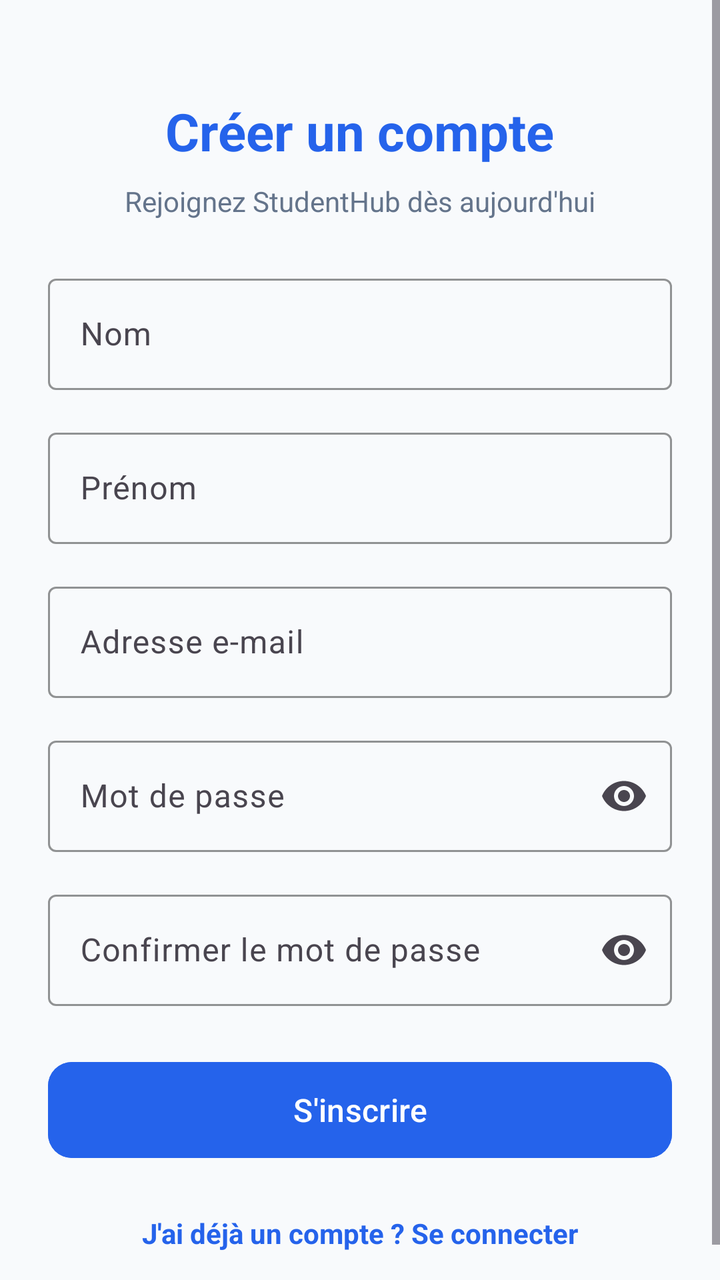
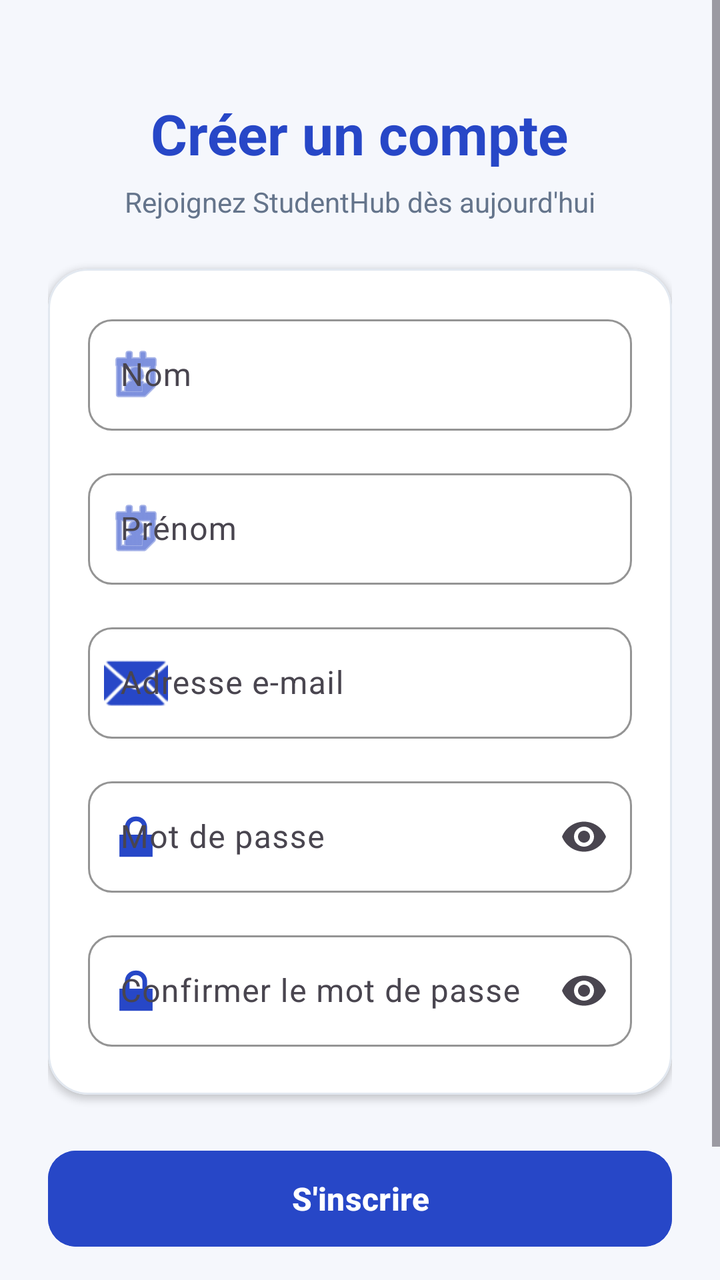

Screens rendered from an Android XML layout before and after an edit, with the pre-edit source and the edit as a unified diff.
<!-- AndroidManifest.xml: application theme Theme.StudentHub -->
<!-- res/layout/activity_register.xml -->
<?xml version="1.0" encoding="utf-8"?>
<ScrollView xmlns:android="http://schemas.android.com/apk/res/android"
    xmlns:app="http://schemas.android.com/apk/res-auto"
    xmlns:tools="http://schemas.android.com/tools"
    android:layout_width="match_parent"
    android:layout_height="match_parent"
    android:fillViewport="true"
    android:background="@color/background"
    tools:context=".RegisterActivity">

    <LinearLayout
        android:layout_width="match_parent"
        android:layout_height="wrap_content"
        android:orientation="vertical"
        android:padding="24dp"
        android:gravity="center_horizontal">

        <TextView
            android:layout_width="wrap_content"
            android:layout_height="wrap_content"
            android:text="Créer un compte"
            android:textSize="26sp"
            android:textStyle="bold"
            android:textColor="@color/primary"
            android:layout_marginTop="24dp"
            android:layout_marginBottom="8dp" />

        <TextView
            android:layout_width="wrap_content"
            android:layout_height="wrap_content"
            android:text="Rejoignez StudentHub dès aujourd'hui"
            android:textSize="14sp"
            android:textColor="@color/text_secondary"
            android:layout_marginBottom="24dp" />

        
        <com.google.android.material.textfield.TextInputLayout
            android:layout_width="match_parent"
            android:layout_height="wrap_content"
            android:layout_marginBottom="16dp"
            style="@style/Widget.Material3.TextInputLayout.OutlinedBox"
            app:boxStrokeColor="@color/primary"
            app:hintTextColor="@color/primary"
            android:hint="Nom">

            <com.google.android.material.textfield.TextInputEditText
                android:id="@+id/etRegisterNom"
                android:layout_width="match_parent"
                android:layout_height="wrap_content"
                android:inputType="textPersonName"
                android:maxLines="1" />

        </com.google.android.material.textfield.TextInputLayout>

        
        <com.google.android.material.textfield.TextInputLayout
            android:layout_width="match_parent"
            android:layout_height="wrap_content"
            android:layout_marginBottom="16dp"
            style="@style/Widget.Material3.TextInputLayout.OutlinedBox"
            app:boxStrokeColor="@color/primary"
            app:hintTextColor="@color/primary"
            android:hint="Prénom">

            <com.google.android.material.textfield.TextInputEditText
                android:id="@+id/etRegisterPrenom"
                android:layout_width="match_parent"
                android:layout_height="wrap_content"
                android:inputType="textPersonName"
                android:maxLines="1" />

        </com.google.android.material.textfield.TextInputLayout>

        
        <com.google.android.material.textfield.TextInputLayout
            android:layout_width="match_parent"
            android:layout_height="wrap_content"
            android:layout_marginBottom="16dp"
            style="@style/Widget.Material3.TextInputLayout.OutlinedBox"
            app:boxStrokeColor="@color/primary"
            app:hintTextColor="@color/primary"
            android:hint="Adresse e-mail">

            <com.google.android.material.textfield.TextInputEditText
                android:id="@+id/etRegisterEmail"
                android:layout_width="match_parent"
                android:layout_height="wrap_content"
                android:inputType="textEmailAddress"
                android:maxLines="1" />

        </com.google.android.material.textfield.TextInputLayout>

        
        <com.google.android.material.textfield.TextInputLayout
            android:layout_width="match_parent"
            android:layout_height="wrap_content"
            android:layout_marginBottom="16dp"
            style="@style/Widget.Material3.TextInputLayout.OutlinedBox"
            app:boxStrokeColor="@color/primary"
            app:hintTextColor="@color/primary"
            app:endIconMode="password_toggle"
            android:hint="Mot de passe">

            <com.google.android.material.textfield.TextInputEditText
                android:id="@+id/etRegisterPassword"
                android:layout_width="match_parent"
                android:layout_height="wrap_content"
                android:inputType="textPassword"
                android:maxLines="1" />

        </com.google.android.material.textfield.TextInputLayout>

        
        <com.google.android.material.textfield.TextInputLayout
            android:layout_width="match_parent"
            android:layout_height="wrap_content"
            android:layout_marginBottom="24dp"
            style="@style/Widget.Material3.TextInputLayout.OutlinedBox"
            app:boxStrokeColor="@color/primary"
            app:hintTextColor="@color/primary"
            app:endIconMode="password_toggle"
            android:hint="Confirmer le mot de passe">

            <com.google.android.material.textfield.TextInputEditText
                android:id="@+id/etRegisterConfirmPassword"
                android:layout_width="match_parent"
                android:layout_height="wrap_content"
                android:inputType="textPassword"
                android:maxLines="1" />

        </com.google.android.material.textfield.TextInputLayout>

        
        <com.google.android.material.button.MaterialButton
            android:id="@+id/btnRegister"
            android:layout_width="match_parent"
            android:layout_height="56dp"
            android:text="S'inscrire"
            android:textSize="16sp"
            app:cornerRadius="12dp"
            android:backgroundTint="@color/primary"
            android:layout_marginBottom="16dp" />

        
        <TextView
            android:id="@+id/tvGoToLogin"
            android:layout_width="wrap_content"
            android:layout_height="wrap_content"
            android:text="J'ai déjà un compte ? Se connecter"
            android:textColor="@color/primary"
            android:textSize="14sp"
            android:textStyle="bold"
            android:padding="8dp" />

    </LinearLayout>
</ScrollView>
<!-- resources referenced by this layout -->
<resources>
  <color name="background">#F8FAFC</color>
  <color name="primary">#2563EB</color>
  <color name="text_secondary">#64748B</color>
  <style name="Theme.StudentHub" parent="Base.Theme.StudentHub" />
  <style name="Base.Theme.StudentHub" parent="Theme.Material3.DayNight.NoActionBar">
          <item name="colorPrimary">@color/primary</item>
          <item name="colorPrimaryDark">@color/primary_dark</item>
          <item name="colorSecondary">@color/accent</item>
          <item name="android:colorBackground">@color/background</item>
      </style>
  <color name="primary_dark">#1E40AF</color>
  <color name="accent">#10B981</color>
</resources>

<!-- the commit's change to res/layout/activity_register.xml (unified diff, before → after) -->
@@ -19,11 +19,11 @@
             android:layout_width="wrap_content"
             android:layout_height="wrap_content"
             android:text="Créer un compte"
-            android:textSize="26sp"
+            android:textSize="28sp"
             android:textStyle="bold"
             android:textColor="@color/primary"
             android:layout_marginTop="24dp"
-            android:layout_marginBottom="8dp" />
+            android:layout_marginBottom="6dp" />
 
         <TextView
             android:layout_width="wrap_content"
@@ -34,101 +34,156 @@
             android:layout_marginBottom="24dp" />
 
         
-        <com.google.android.material.textfield.TextInputLayout
+        <com.google.android.material.card.MaterialCardView
             android:layout_width="match_parent"
             android:layout_height="wrap_content"
-            android:layout_marginBottom="16dp"
-            style="@style/Widget.Material3.TextInputLayout.OutlinedBox"
-            app:boxStrokeColor="@color/primary"
-            app:hintTextColor="@color/primary"
-            android:hint="Nom">
-
-            <com.google.android.material.textfield.TextInputEditText
-                android:id="@+id/etRegisterNom"
+            android:layout_marginBottom="24dp"
+            app:cardCornerRadius="20dp"
+            app:cardElevation="2dp"
+            app:strokeWidth="1dp"
+            app:strokeColor="@color/borders"
+            app:cardBackgroundColor="@color/card_background">
+
+            <LinearLayout
                 android:layout_width="match_parent"
                 android:layout_height="wrap_content"
-                android:inputType="textPersonName"
-                android:maxLines="1" />
-
-        </com.google.android.material.textfield.TextInputLayout>
-
-        
-        <com.google.android.material.textfield.TextInputLayout
-            android:layout_width="match_parent"
-            android:layout_height="wrap_content"
-            android:layout_marginBottom="16dp"
-            style="@style/Widget.Material3.TextInputLayout.OutlinedBox"
-            app:boxStrokeColor="@color/primary"
-            app:hintTextColor="@color/primary"
-            android:hint="Prénom">
-
-            <com.google.android.material.textfield.TextInputEditText
-                android:id="@+id/etRegisterPrenom"
-                android:layout_width="match_parent"
-                android:layout_height="wrap_content"
-                android:inputType="textPersonName"
-                android:maxLines="1" />
-
-        </com.google.android.material.textfield.TextInputLayout>
-
-        
-        <com.google.android.material.textfield.TextInputLayout
-            android:layout_width="match_parent"
-            android:layout_height="wrap_content"
-            android:layout_marginBottom="16dp"
-            style="@style/Widget.Material3.TextInputLayout.OutlinedBox"
-            app:boxStrokeColor="@color/primary"
-            app:hintTextColor="@color/primary"
-            android:hint="Adresse e-mail">
-
-            <com.google.android.material.textfield.TextInputEditText
-                android:id="@+id/etRegisterEmail"
-                android:layout_width="match_parent"
-                android:layout_height="wrap_content"
-                android:inputType="textEmailAddress"
-                android:maxLines="1" />
-
-        </com.google.android.material.textfield.TextInputLayout>
-
-        
-        <com.google.android.material.textfield.TextInputLayout
-            android:layout_width="match_parent"
-            android:layout_height="wrap_content"
-            android:layout_marginBottom="16dp"
-            style="@style/Widget.Material3.TextInputLayout.OutlinedBox"
-            app:boxStrokeColor="@color/primary"
-            app:hintTextColor="@color/primary"
-            app:endIconMode="password_toggle"
-            android:hint="Mot de passe">
-
-            <com.google.android.material.textfield.TextInputEditText
-                android:id="@+id/etRegisterPassword"
-                android:layout_width="match_parent"
-                android:layout_height="wrap_content"
-                android:inputType="textPassword"
-                android:maxLines="1" />
-
-        </com.google.android.material.textfield.TextInputLayout>
-
-        
-        <com.google.android.material.textfield.TextInputLayout
-            android:layout_width="match_parent"
-            android:layout_height="wrap_content"
-            android:layout_marginBottom="24dp"
-            style="@style/Widget.Material3.TextInputLayout.OutlinedBox"
-            app:boxStrokeColor="@color/primary"
-            app:hintTextColor="@color/primary"
-            app:endIconMode="password_toggle"
-            android:hint="Confirmer le mot de passe">
-
-            <com.google.android.material.textfield.TextInputEditText
-                android:id="@+id/etRegisterConfirmPassword"
-                android:layout_width="match_parent"
-                android:layout_height="wrap_content"
-                android:inputType="textPassword"
-                android:maxLines="1" />
-
-        </com.google.android.material.textfield.TextInputLayout>
+                android:orientation="vertical"
+                android:padding="20dp">
+
+                
+                <com.google.android.material.textfield.TextInputLayout
+                    android:layout_width="match_parent"
+                    android:layout_height="wrap_content"
+                    android:layout_marginBottom="16dp"
+                    style="@style/Widget.Material3.TextInputLayout.OutlinedBox"
+                    app:boxCornerRadiusTopStart="12dp"
+                    app:boxCornerRadiusTopEnd="12dp"
+                    app:boxCornerRadiusBottomStart="12dp"
+                    app:boxCornerRadiusBottomEnd="12dp"
+                    app:boxStrokeColor="@color/primary"
+                    app:hintTextColor="@color/primary"
+                    app:startIconDrawable="@android:drawable/ic_menu_my_calendar"
+                    app:startIconTint="@color/primary"
+                    android:hint="Nom">
+
+                    <com.google.android.material.textfield.TextInputEditText
+                        android:id="@+id/etRegisterNom"
+                        android:layout_width="match_parent"
+                        android:layout_height="wrap_content"
+                        android:textColor="@color/input_text"
+                        android:inputType="textPersonName"
+                        android:maxLines="1" />
+
+                </com.google.android.material.textfield.TextInputLayout>
+
+                
+                <com.google.android.material.textfield.TextInputLayout
+                    android:layout_width="match_parent"
+                    android:layout_height="wrap_content"
+                    android:layout_marginBottom="16dp"
+                    style="@style/Widget.Material3.TextInputLayout.OutlinedBox"
+                    app:boxCornerRadiusTopStart="12dp"
+                    app:boxCornerRadiusTopEnd="12dp"
+                    app:boxCornerRadiusBottomStart="12dp"
+                    app:boxCornerRadiusBottomEnd="12dp"
+                    app:boxStrokeColor="@color/primary"
+                    app:hintTextColor="@color/primary"
+                    app:startIconDrawable="@android:drawable/ic_menu_my_calendar"
+                    app:startIconTint="@color/primary"
+                    android:hint="Prénom">
+
+                    <com.google.android.material.textfield.TextInputEditText
+                        android:id="@+id/etRegisterPrenom"
+                        android:layout_width="match_parent"
+                        android:layout_height="wrap_content"
+                        android:textColor="@color/input_text"
+                        android:inputType="textPersonName"
+                        android:maxLines="1" />
+
+                </com.google.android.material.textfield.TextInputLayout>
+
+                
+                <com.google.android.material.textfield.TextInputLayout
+                    android:layout_width="match_parent"
+                    android:layout_height="wrap_content"
+                    android:layout_marginBottom="16dp"
+                    style="@style/Widget.Material3.TextInputLayout.OutlinedBox"
+                    app:boxCornerRadiusTopStart="12dp"
+                    app:boxCornerRadiusTopEnd="12dp"
+                    app:boxCornerRadiusBottomStart="12dp"
+                    app:boxCornerRadiusBottomEnd="12dp"
+                    app:boxStrokeColor="@color/primary"
+                    app:hintTextColor="@color/primary"
+                    app:startIconDrawable="@android:drawable/ic_dialog_email"
+                    app:startIconTint="@color/primary"
+                    android:hint="Adresse e-mail">
+
+                    <com.google.android.material.textfield.TextInputEditText
+                        android:id="@+id/etRegisterEmail"
+                        android:layout_width="match_parent"
+                        android:layout_height="wrap_content"
+                        android:textColor="@color/input_text"
+                        android:inputType="textEmailAddress"
+                        android:maxLines="1" />
+
+                </com.google.android.material.textfield.TextInputLayout>
+
+                
+                <com.google.android.material.textfield.TextInputLayout
+                    android:layout_width="match_parent"
+                    android:layout_height="wrap_content"
+                    android:layout_marginBottom="16dp"
+                    style="@style/Widget.Material3.TextInputLayout.OutlinedBox"
+                    app:boxCornerRadiusTopStart="12dp"
+                    app:boxCornerRadiusTopEnd="12dp"
+                    app:boxCornerRadiusBottomStart="12dp"
+                    app:boxCornerRadiusBottomEnd="12dp"
+                    app:boxStrokeColor="@color/primary"
+                    app:hintTextColor="@color/primary"
+                    app:startIconDrawable="@android:drawable/ic_lock_lock"
+                    app:startIconTint="@color/primary"
+                    app:endIconMode="password_toggle"
+                    android:hint="Mot de passe">
+
+                    <com.google.android.material.textfield.TextInputEditText
+                        android:id="@+id/etRegisterPassword"
+                        android:layout_width="match_parent"
+                        android:layout_height="wrap_content"
+                        android:textColor="@color/input_text"
+                        android:inputType="textPassword"
+                        android:maxLines="1" />
+
+                </com.google.android.material.textfield.TextInputLayout>
+
+                
+                <com.google.android.material.textfield.TextInputLayout
+                    android:layout_width="match_parent"
+                    android:layout_height="wrap_content"
+                    android:layout_marginBottom="4dp"
+                    style="@style/Widget.Material3.TextInputLayout.OutlinedBox"
+                    app:boxCornerRadiusTopStart="12dp"
+                    app:boxCornerRadiusTopEnd="12dp"
+                    app:boxCornerRadiusBottomStart="12dp"
+                    app:boxCornerRadiusBottomEnd="12dp"
+                    app:boxStrokeColor="@color/primary"
+                    app:hintTextColor="@color/primary"
+                    app:startIconDrawable="@android:drawable/ic_lock_lock"
+                    app:startIconTint="@color/primary"
+                    app:endIconMode="password_toggle"
+                    android:hint="Confirmer le mot de passe">
+
+                    <com.google.android.material.textfield.TextInputEditText
+                        android:id="@+id/etRegisterConfirmPassword"
+                        android:layout_width="match_parent"
+                        android:layout_height="wrap_content"
+                        android:textColor="@color/input_text"
+                        android:inputType="textPassword"
+                        android:maxLines="1" />
+
+                </com.google.android.material.textfield.TextInputLayout>
+
+            </LinearLayout>
+        </com.google.android.material.card.MaterialCardView>
 
         
         <com.google.android.material.button.MaterialButton
@@ -137,9 +192,11 @@
             android:layout_height="56dp"
             android:text="S'inscrire"
             android:textSize="16sp"
-            app:cornerRadius="12dp"
+            android:textStyle="bold"
+            app:cornerRadius="14dp"
             android:backgroundTint="@color/primary"
-            android:layout_marginBottom="16dp" />
+            android:layout_marginBottom="20dp"
+            app:elevation="4dp" />
 
         
         <TextView
@@ -150,7 +207,10 @@
             android:textColor="@color/primary"
             android:textSize="14sp"
             android:textStyle="bold"
-            android:padding="8dp" />
+            android:padding="12dp"
+            android:clickable="true"
+            android:focusable="true"
+            android:background="?attr/selectableItemBackground" />
 
     </LinearLayout>
 </ScrollView>
<!-- resource entries referenced after the edit -->
@@ -1,7 +1,10 @@
 <!-- resources referenced by this layout -->
 <resources>
-  <color name="background">#F8FAFC</color>
-  <color name="primary">#2563EB</color>
+  <color name="background">#F5F7FC</color>
+  <color name="borders">#E2E8F0</color>
+  <color name="card_background">#FFFFFF</color>
+  <color name="input_text">#000000</color>
+  <color name="primary">#2747C7</color>
   <color name="text_secondary">#64748B</color>
   <style name="Theme.StudentHub" parent="Base.Theme.StudentHub" />
   <style name="Base.Theme.StudentHub" parent="Theme.Material3.DayNight.NoActionBar">
@@ -10,7 +13,7 @@
           <item name="colorSecondary">@color/accent</item>
           <item name="android:colorBackground">@color/background</item>
       </style>
-  <color name="primary_dark">#1E40AF</color>
-  <color name="accent">#10B981</color>
+  <color name="primary_dark">#1E3A8A</color>
+  <color name="accent">#14B8A6</color>
 </resources>
 
